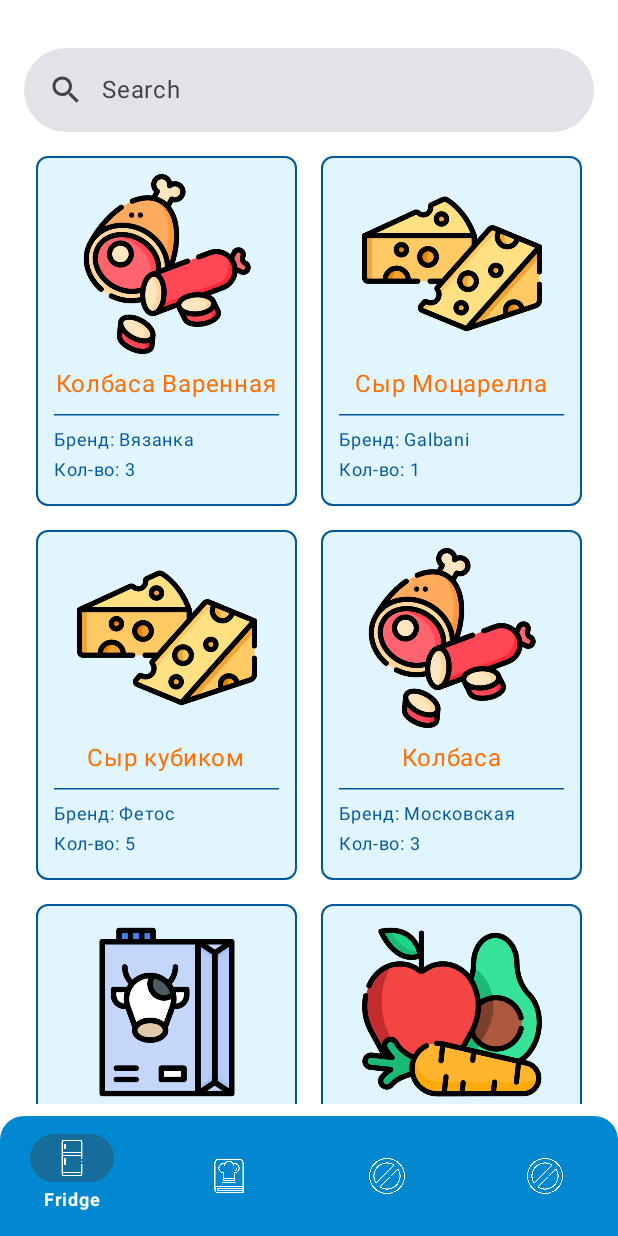
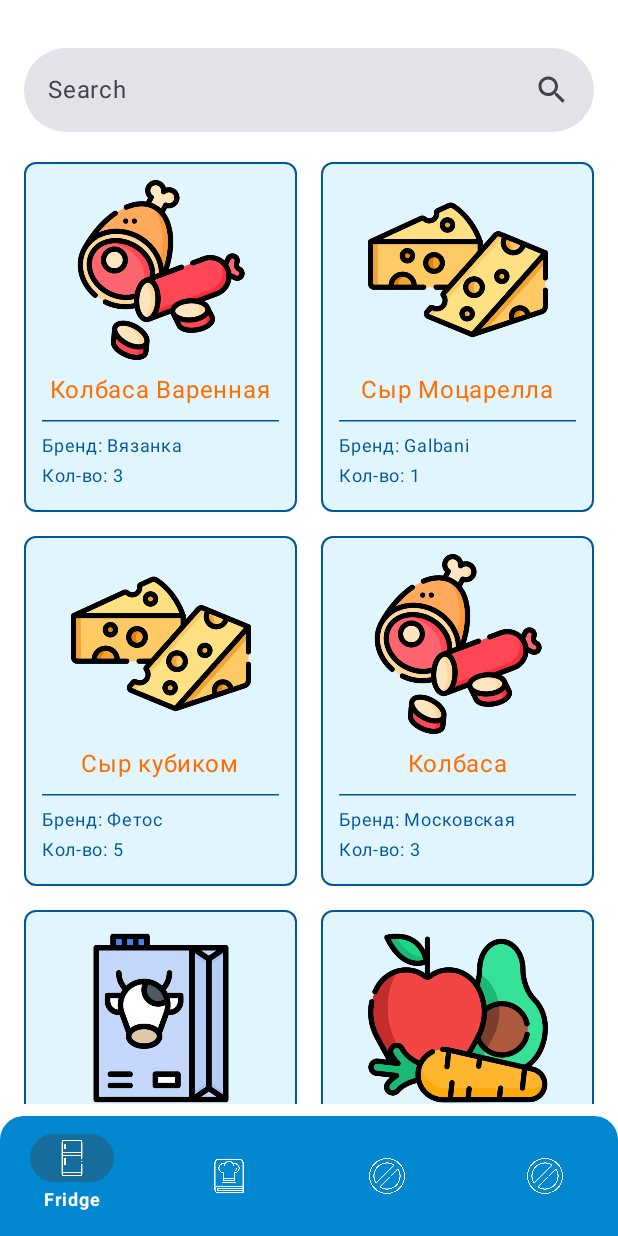
Before and after one commit to SlavaPerryAyeKruchkovenko/FoodieMate, an Android app built with Jetpack Compose: the composable MainScreen shown on its own in the app's theme, on a phone screen of 412 x 824 dp. Run offline under Robolectric (Android 15) with nearby library versions, the phone set to English and light mode, and no system bars.

Commit message:
add index

```diff
--- /dev/null
+++ b/app/src/main/java/com/example/foodiemate/data/IndexObject.kt
@@ -0,0 +1,3 @@
+package com.example.foodiemate.data
+
+data class IndexObject<T>(val index: Int, val value: T)
--- a/app/src/main/java/com/example/foodiemate/ui/navigations/NavigationAppBar.kt
+++ b/app/src/main/java/com/example/foodiemate/ui/navigations/NavigationAppBar.kt
@@ -4,47 +4,46 @@ import androidx.compose.foundation.layout.*
 import androidx.compose.material.icons.Icons
 import androidx.compose.material.icons.filled.Search
 import androidx.compose.material3.*
-import androidx.compose.runtime.Composable
+import androidx.compose.runtime.*
 import androidx.compose.ui.Modifier
 import androidx.compose.ui.unit.dp
-import com.example.foodiemate.ui.theme.Blue500
 import com.example.foodiemate.ui.theme.Blue700
 import com.example.foodiemate.ui.theme.White
 
 @OptIn(ExperimentalMaterial3Api::class)
 @Composable
 fun NavigationAppBar() {
-    var isActive = false
-    var queryString = ""
+    var isActive by remember {
+        mutableStateOf(false)
+    }
+    var queryString by remember {
+        mutableStateOf("")
+    }
     SearchBar(
         modifier = Modifier
-            .fillMaxWidth()
-            .padding(horizontal = if (isActive) 0.dp else 8.dp),
+            .fillMaxWidth().padding(0.dp),
         colors = SearchBarDefaults.colors(
             White,
             Blue700,
             TextFieldDefaults.colors(
-                focusedTextColor = Blue700,
-                disabledTextColor = Blue500,
-                unfocusedTextColor = Blue700,
-                focusedContainerColor = Blue700
+
             )
         ),
         query = queryString,
-        onQueryChange = { newQueryString ->
-            queryString = newQueryString
+        onQueryChange = {
+            queryString = it
         },
         onSearch = {
             isActive = false
         },
         active = isActive,
-        onActiveChange = { activeChange ->
-            isActive = activeChange
+        onActiveChange = {
+            isActive = it
         },
         placeholder = {
             Text(text = "Search")
         },
-        leadingIcon = {
+        trailingIcon = {
             Icon(imageVector = Icons.Default.Search, contentDescription = null)
         }
     ) {
--- a/app/src/main/java/com/example/foodiemate/ui/navigations/NavigationGraph.kt
+++ b/app/src/main/java/com/example/foodiemate/ui/navigations/NavigationGraph.kt
@@ -6,7 +6,7 @@ import androidx.navigation.NavHostController
 import androidx.navigation.compose.NavHost
 import androidx.navigation.compose.composable
 import com.example.foodiemate.data.Screen
-import com.example.foodiemate.ui.fridge.FridgeScreen
+import com.example.foodiemate.ui.screens.FridgeScreen
 
 @Composable
 fun NavigationGraph(navController: NavHostController) {
--- a/app/src/main/java/com/example/foodiemate/ui/screens/FridgeScreen.kt
+++ b/app/src/main/java/com/example/foodiemate/ui/screens/FridgeScreen.kt
@@ -1,5 +1,6 @@
-package com.example.foodiemate.ui.fridge
+package com.example.foodiemate.ui.screens
 
+import androidx.compose.foundation.background
 import androidx.compose.foundation.layout.*
 import androidx.compose.foundation.lazy.grid.GridCells
 import androidx.compose.foundation.lazy.grid.LazyVerticalGrid
@@ -8,8 +9,11 @@ import androidx.compose.material3.Scaffold
 import androidx.compose.runtime.Composable
 import androidx.compose.ui.Alignment
 import androidx.compose.ui.Modifier
+import androidx.compose.ui.graphics.Color
 import androidx.compose.ui.tooling.preview.Preview
 import androidx.compose.ui.unit.dp
+import com.example.foodiemate.data.FridgeProduct
+import com.example.foodiemate.data.IndexObject
 import com.example.foodiemate.network.Mock
 import com.example.foodiemate.ui.navigations.NavigationAppBar
 import com.example.foodiemate.ui.product.FridgeProductView
@@ -19,33 +23,37 @@ import com.example.foodiemate.ui.theme.White
 fun FridgeScreen() {
     val products = Mock.mockFridgeProduct()
     Scaffold(
-        modifier = Modifier
-            .fillMaxSize()
-            .padding(vertical = 24.dp, horizontal = 8.dp),
-        containerColor = White
+        modifier = Modifier.fillMaxWidth(), containerColor = White
     ) {
         Column(
             modifier = Modifier
                 .fillMaxSize()
+                .padding(vertical = 24.dp, horizontal = 16.dp)
         ) {
             NavigationAppBar()
             LazyVerticalGrid(
                 columns = GridCells.Fixed(2),
-                contentPadding = PaddingValues(horizontal = 8.dp, vertical = 8.dp),
                 modifier = Modifier
                     .fillMaxWidth()
-                    .padding(bottom = 64.dp)
+                    .padding(top = 12.dp, bottom = 64.dp, start = 0.dp, end = 0.dp)
             ) {
-                items(
-                    products
-                ) {
+                items(products.mapIndexed { i: Int, product: FridgeProduct ->
+                    IndexObject(i, product)
+                }) {
                     Box(
                         contentAlignment = Alignment.Center,
-                        modifier = Modifier
-                            .padding(8.dp)
+                        modifier = if (it.index % 2 == 0) Modifier.padding(
+                            top = 8.dp,
+                            bottom = 8.dp,
+                            end = 8.dp
+                        ) else Modifier.padding(
+                            top = 8.dp,
+                            bottom = 8.dp,
+                            start = 8.dp
+                        )
 
                     ) {
-                        FridgeProductView(product = it)
+                        FridgeProductView(product = it.value)
                     }
                 }
             }
--- a/app/src/main/res/values/strings.xml
+++ b/app/src/main/res/values/strings.xml
@@ -4,4 +4,5 @@
     <string name="recipes">Recipes</string>
     <string name="fridge">Fridge</string>
     <string name="none">None</string>
+    <string name="product">Products</string>
 </resources>
```
